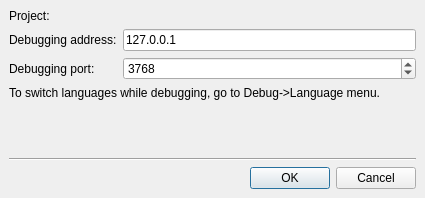
Before: the Qt Designer form src/plugins/qmlinspector/startexternalqmldialog.ui in qt-creator/qt-creator, drawn with Qt 5.
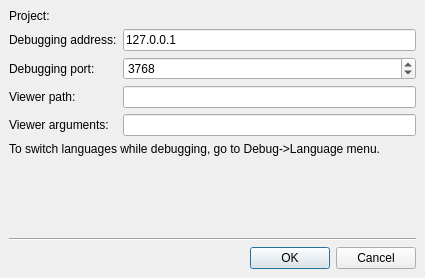
After: the same form once the commit is applied.

Diff of the .ui file:
```diff
--- a/src/plugins/qmlinspector/startexternalqmldialog.ui
+++ b/src/plugins/qmlinspector/startexternalqmldialog.ui
@@ -7,9 +7,15 @@
     <x>0</x>
     <y>0</y>
     <width>425</width>
-    <height>198</height>
+    <height>278</height>
    </rect>
   </property>
+  <property name="minimumSize">
+   <size>
+    <width>425</width>
+    <height>278</height>
+   </size>
+  </property>
   <property name="windowTitle">
    <string>Start Debugging QML and C++ simultaneously</string>
   </property>
@@ -73,6 +79,26 @@
        </property>
       </widget>
      </item>
+     <item row="4" column="0">
+      <widget class="QLabel" name="labelViewerPath">
+       <property name="text">
+        <string>Viewer path:</string>
+       </property>
+      </widget>
+     </item>
+     <item row="4" column="1">
+      <widget class="QLineEdit" name="viewerPathLineEdit"/>
+     </item>
+     <item row="5" column="0">
+      <widget class="QLabel" name="labelViewerArguments">
+       <property name="text">
+        <string>Viewer arguments:</string>
+       </property>
+      </widget>
+     </item>
+     <item row="5" column="1">
+      <widget class="QLineEdit" name="viewerArgumentsLineEdit"/>
+     </item>
     </layout>
    </item>
    <item>
```
Left out of the diff: 2 changed lines with no effect on the pictures.
